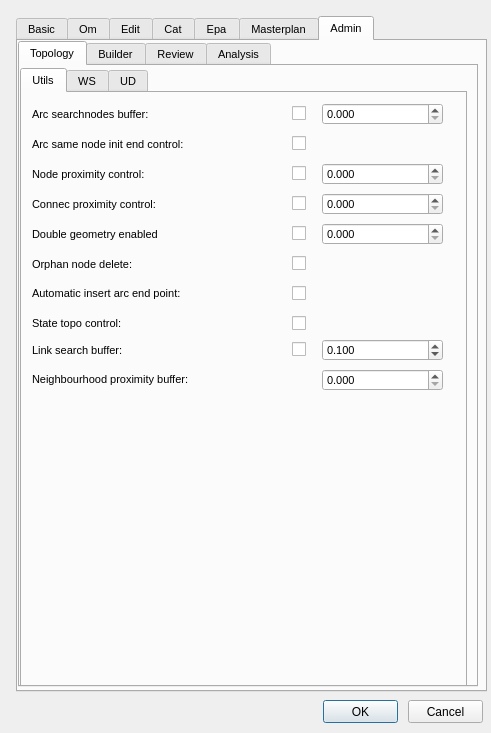
The window that ui/config.ui (Giswater/giswater_qgis_plugin) describes before a commit, drawn with Qt 5.
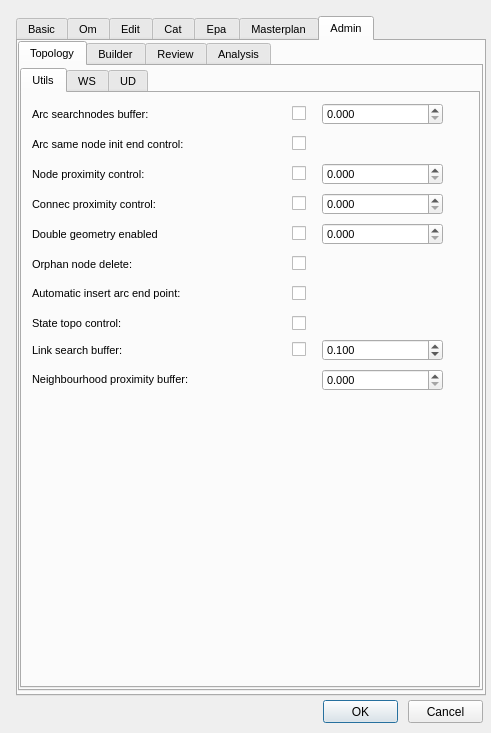
The same window after the commit. The open tabs and pages were chosen to show the change.

Commit message: refactor width/height tabs in config form

The edit to the form file:
```diff
--- a/ui/config.ui
+++ b/ui/config.ui
@@ -44,8 +44,8 @@
     <rect>
      <x>16</x>
      <y>16</y>
-     <width>471</width>
-     <height>676</height>
+     <width>470</width>
+     <height>680</height>
     </rect>
    </property>
    <property name="font">
@@ -3712,8 +3712,8 @@
       <rect>
        <x>0</x>
        <y>0</y>
-       <width>460</width>
-       <height>646</height>
+       <width>465</width>
+       <height>650</height>
       </rect>
      </property>
      <property name="font">
@@ -3733,8 +3733,8 @@
         <rect>
          <x>0</x>
          <y>2</y>
-         <width>447</width>
-         <height>619</height>
+         <width>460</width>
+         <height>620</height>
         </rect>
        </property>
        <property name="currentIndex">
```
Left out of the diff: 22 changed lines with no effect on the pictures.
